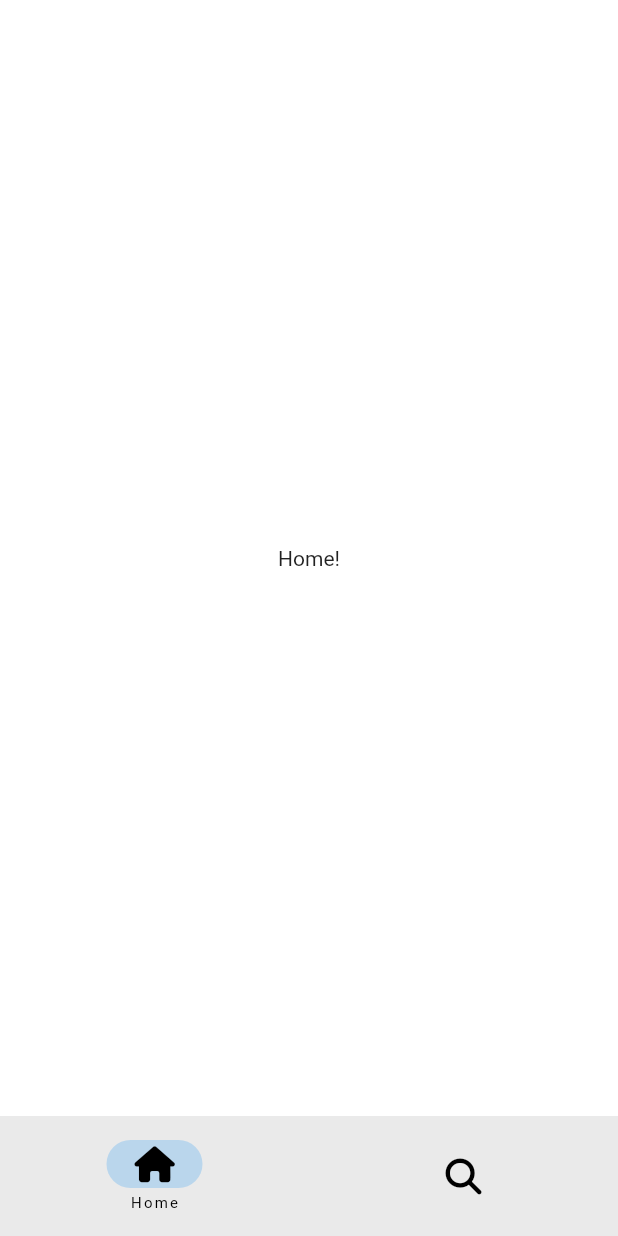
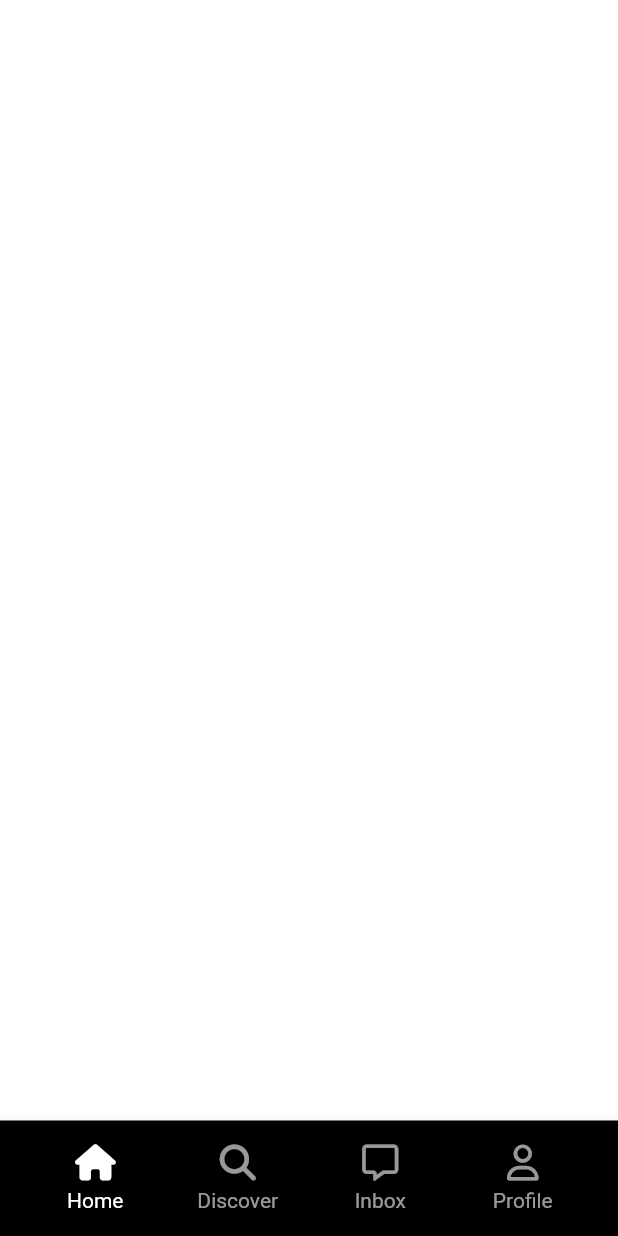
Before and after one commit to imonkfcwifi/tiktok, a Flutter app: the screen it shows after launch, on a phone screen of 412 x 824 dp. Run offline on Flutter 3.47's test engine with Material 2 defaults, Android fonts, the phone set to English and light mode, and no system bars; our stand-ins replace font_awesome_flutter.

Commit message:
Custom NavigationBar

```diff
--- a/lib/features/main_navigation/main_navigation_screen.dart
+++ b/lib/features/main_navigation/main_navigation_screen.dart
@@ -1,5 +1,7 @@
 import 'package:flutter/material.dart';
 import 'package:font_awesome_flutter/font_awesome_flutter.dart';
+import 'package:tiktok_clone/constants/sizes.dart';
+import 'package:tiktok_clone/features/main_navigation/widgets/nav_tab.dart';
 
 class MainNavigationScreen extends StatefulWidget {
   const MainNavigationScreen({super.key});
@@ -9,20 +11,10 @@ class MainNavigationScreen extends StatefulWidget {
 }
 
 class _MainNavigationScreenState extends State<MainNavigationScreen> {
-  final screens = [
-    const Center(
-      child: Text('Home!'),
-    ),
-    const Center(
-      child: Text('Search!'),
-    )
-  ];
-
   int _selectedIndex = 0;
 
   void _onTap(int index) {
     setState(() {
-      print(index);
       _selectedIndex = index;
     });
   }
@@ -30,27 +22,41 @@ class _MainNavigationScreenState extends State<MainNavigationScreen> {
   @override
   Widget build(BuildContext context) {
     return Scaffold(
-        body: screens[_selectedIndex],
-        bottomNavigationBar: NavigationBar(
-          labelBehavior: NavigationDestinationLabelBehavior.onlyShowSelected,
-          selectedIndex: _selectedIndex,
-          onDestinationSelected: _onTap,
-          destinations: const [
-            NavigationDestination(
-              icon: FaIcon(
-                FontAwesomeIcons.house,
-                color: Colors.black,
+      bottomNavigationBar: BottomAppBar(
+        color: Colors.black,
+        child: Padding(
+          padding: const EdgeInsets.all(Sizes.size16),
+          child: Row(
+            mainAxisAlignment: MainAxisAlignment.spaceBetween,
+            children: [
+              NavTap(
+                icon: FontAwesomeIcons.house,
+                isSelected: _selectedIndex == 0,
+                text: 'Home',
+                onTap: () => _onTap(0),
               ),
-              label: 'Home',
-            ),
-            NavigationDestination(
-              icon: FaIcon(
-                FontAwesomeIcons.magnifyingGlass,
-                color: Colors.black,
+              NavTap(
+                icon: FontAwesomeIcons.magnifyingGlass,
+                isSelected: _selectedIndex == 1,
+                text: 'Discover',
+                onTap: () => _onTap(1),
               ),
-              label: 'Search',
-            )
-          ],
-        ));
+              NavTap(
+                icon: FontAwesomeIcons.message,
+                isSelected: _selectedIndex == 3,
+                text: 'Inbox',
+                onTap: () => _onTap(3),
+              ),
+              NavTap(
+                icon: FontAwesomeIcons.user,
+                isSelected: _selectedIndex == 4,
+                text: 'Profile',
+                onTap: () => _onTap(4),
+              ),
+            ],
+          ),
+        ),
+      ),
+    );
   }
 }
--- /dev/null
+++ b/lib/features/main_navigation/widgets/nav_tab.dart
@@ -0,0 +1,46 @@
+import 'package:flutter/material.dart';
+import 'package:font_awesome_flutter/font_awesome_flutter.dart';
+import 'package:tiktok_clone/constants/gaps.dart';
+
+class NavTap extends StatelessWidget {
+  const NavTap(
+      {super.key,
+      required this.text,
+      required this.isSelected,
+      required this.icon,
+      required this.onTap});
+
+  final String text;
+  final bool isSelected;
+  final IconData icon;
+  final Function onTap;
+
+  @override
+  Widget build(BuildContext context) {
+    return Expanded(
+      child: GestureDetector(
+        onTap: () => onTap(),
+        child: AnimatedOpacity(
+          duration: const Duration(microseconds: 300),
+          opacity: isSelected ? 1 : 0.6,
+          child: Column(
+            mainAxisSize: MainAxisSize.min,
+            children: [
+              FaIcon(
+                icon,
+                color: Colors.white,
+              ),
+              Gaps.v5,
+              Text(
+                text,
+                style: const TextStyle(
+                  color: Colors.white,
+                ),
+              )
+            ],
+          ),
+        ),
+      ),
+    );
+  }
+}
```
